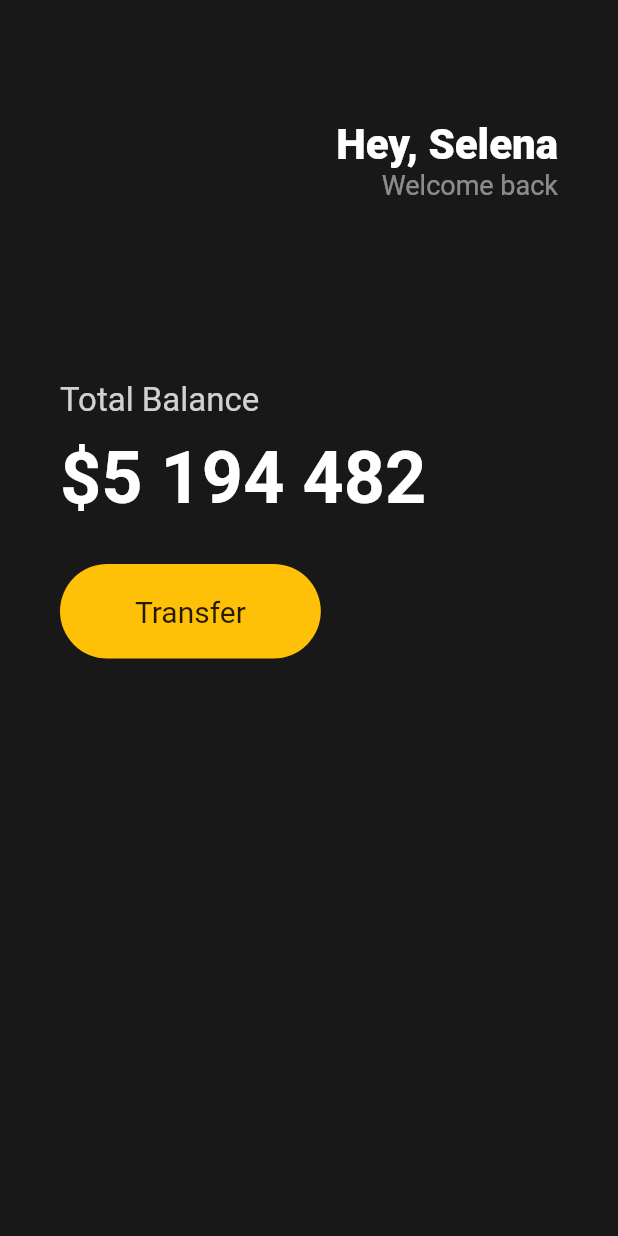
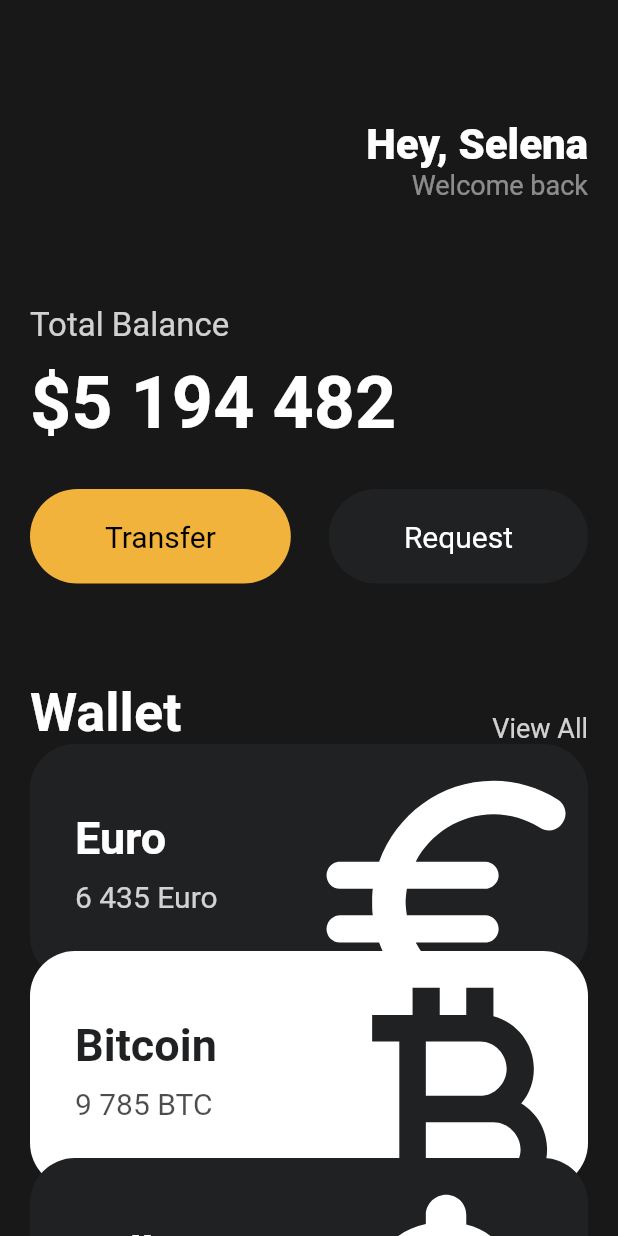
Before and after one commit to tan60/flutter_toonflix, a Flutter app: the screen it shows after launch, on a phone screen of 412 x 824 dp. Run offline on Flutter 3.47's test engine with Material 2 defaults, Android fonts, the phone set to English and light mode, and no system bars.

Commit message:
커스텀위젯 추가

```diff
--- a/lib/main.dart
+++ b/lib/main.dart
@@ -1,4 +1,6 @@
 import 'package:flutter/material.dart';
+import 'package:toonflix/widgets/Button.dart';
+import 'package:toonflix/widgets/currency_card.dart';
 
 void main() {
   runApp(const App());
@@ -15,8 +17,9 @@ class App extends StatelessWidget {
     // CupertinoApp > iOs
     return MaterialApp(
       home: Scaffold(
-        body: Padding(
-          padding: const EdgeInsets.symmetric(horizontal: 40),
+        body: SingleChildScrollView(
+          child: Padding(
+            padding: const EdgeInsets.symmetric(horizontal: 20),
             child: Column(
               crossAxisAlignment: CrossAxisAlignment.start,
               children: [
@@ -49,7 +52,7 @@ class App extends StatelessWidget {
                   ],
                 ),
                 const SizedBox(
-                height: 120,
+                  height: 70,
                 ),
                 Text(
                   'Total Balance',
@@ -73,27 +76,81 @@ class App extends StatelessWidget {
                   height: 30,
                 ),
                 Row(
+                  mainAxisAlignment: MainAxisAlignment.spaceBetween,
+                  children: const [
+                    Button(
+                      text: 'Transfer',
+                      bgColor: Color(0xFFF1B33B),
+                      textColor: Colors.black,
+                    ),
+                    Button(
+                      text: 'Request',
+                      bgColor: Color(0xFF1F2123),
+                      textColor: Colors.white,
+                    ),
+                  ],
+                ),
+                const SizedBox(
+                  height: 65,
+                ),
+                Row(
+                  crossAxisAlignment: CrossAxisAlignment.end,
+                  mainAxisAlignment: MainAxisAlignment.spaceBetween,
                   children: [
-                  Container(
-                    decoration: BoxDecoration(
-                        color: Colors.amber,
-                        borderRadius: BorderRadius.circular(45)),
-                    child: const Padding(
-                      padding: EdgeInsets.symmetric(
-                        vertical: 20,
-                        horizontal: 50,
-                      ),
-                      child: Text(
-                        'Transfer',
+                    const Text(
+                      'Wallet',
                       style: TextStyle(
-                          fontSize: 20,
+                        color: Colors.white,
+                        fontSize: 36,
+                        fontWeight: FontWeight.w600,
                       ),
                     ),
+                    Text(
+                      'View All',
+                      style: TextStyle(
+                        color: Colors.white.withOpacity(0.8),
+                        fontSize: 18,
                       ),
                     ),
                   ],
                 ),
+                const SizedBox(
+                  height: 20,
+                ),
+                const CurrencyCard(
+                  index: 0,
+                  name: 'Euro',
+                  code: 'Euro',
+                  amount: '6 435',
+                  icon: Icons.euro_rounded,
+                  isInverted: false,
+                ),
+                const CurrencyCard(
+                  index: 1,
+                  name: 'Bitcoin',
+                  code: 'BTC',
+                  amount: '9 785',
+                  icon: Icons.currency_bitcoin,
+                  isInverted: true,
+                ),
+                const CurrencyCard(
+                  index: 2,
+                  name: 'Dollar',
+                  code: 'USD',
+                  amount: '428',
+                  icon: Icons.attach_money_rounded,
+                  isInverted: false,
+                ),
+                const CurrencyCard(
+                  index: 3,
+                  name: 'Pound',
+                  code: 'PND',
+                  amount: '4 567',
+                  icon: Icons.currency_pound_rounded,
+                  isInverted: true,
+                ),
               ],
+            ),
           ),
         ),
         backgroundColor: const Color(0xFF181818),
--- /dev/null
+++ b/lib/widgets/Button.dart
@@ -0,0 +1,35 @@
+import 'package:flutter/material.dart';
+
+class Button extends StatelessWidget {
+  final String text;
+  final Color bgColor;
+  final Color textColor;
+
+  const Button({
+    super.key,
+    required this.text,
+    required this.bgColor,
+    required this.textColor,
+  });
+
+  @override
+  Widget build(BuildContext context) {
+    return Container(
+      decoration: BoxDecoration(
+          color: bgColor, borderRadius: BorderRadius.circular(45)),
+      child: Padding(
+        padding: const EdgeInsets.symmetric(
+          vertical: 20,
+          horizontal: 50,
+        ),
+        child: Text(
+          text,
+          style: TextStyle(
+            fontSize: 20,
+            color: textColor,
+          ),
+        ),
+      ),
+    );
+  }
+}
--- /dev/null
+++ b/lib/widgets/Currency_card.dart
@@ -0,0 +1,95 @@
+import 'package:flutter/material.dart';
+
+class CurrencyCard extends StatelessWidget {
+  final String name, code, amount;
+  final IconData icon;
+  final bool isInverted;
+  final int index;
+
+  final _blackColor = const Color(0xFF1F2123);
+
+  const CurrencyCard({
+    super.key,
+    required this.index,
+    required this.name,
+    required this.code,
+    required this.amount,
+    required this.icon,
+    required this.isInverted,
+  });
+
+  @override
+  Widget build(BuildContext context) {
+    double offsetY = (index + 1) * -20;
+    return Transform.translate(
+      offset: Offset(0, offsetY),
+      child: Container(
+        clipBehavior: Clip.hardEdge,
+        decoration: BoxDecoration(
+          color: isInverted ? Colors.white : _blackColor,
+          borderRadius: BorderRadius.circular(30),
+        ),
+        child: Padding(
+          padding: const EdgeInsets.all(30),
+          child: Row(
+            mainAxisAlignment: MainAxisAlignment.spaceBetween,
+            children: [
+              Column(
+                crossAxisAlignment: CrossAxisAlignment.start,
+                children: [
+                  Text(
+                    name,
+                    style: TextStyle(
+                      color: isInverted ? _blackColor : Colors.white,
+                      fontSize: 30,
+                      fontWeight: FontWeight.w600,
+                    ),
+                  ),
+                  const SizedBox(
+                    height: 10,
+                  ),
+                  Row(
+                    children: [
+                      Text(
+                        amount,
+                        style: TextStyle(
+                          color: isInverted
+                              ? _blackColor.withOpacity(0.8)
+                              : Colors.white.withOpacity(0.8),
+                          fontSize: 20,
+                        ),
+                      ),
+                      const SizedBox(
+                        width: 5,
+                      ),
+                      Text(
+                        code,
+                        style: TextStyle(
+                          color: isInverted
+                              ? _blackColor.withOpacity(0.8)
+                              : Colors.white.withOpacity(0.8),
+                          fontSize: 20,
+                        ),
+                      ),
+                    ],
+                  ),
+                ],
+              ),
+              Transform.scale(
+                scale: 2.2,
+                child: Transform.translate(
+                  offset: const Offset(-5, 12),
+                  child: Icon(
+                    icon,
+                    color: isInverted ? _blackColor : Colors.white,
+                    size: 98,
+                  ),
+                ),
+              ),
+            ],
+          ),
+        ),
+      ),
+    );
+  }
+}
```
Lines whose indentation alone changed are shown as unchanged.
